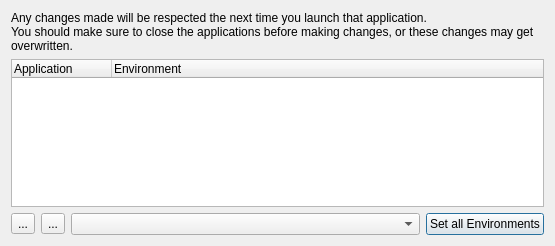
First picture: the form in blurdev/gui/dialogs/ui/managecoreprefsdialog.ui, repository blurstudio/PrEditor, before the edit.
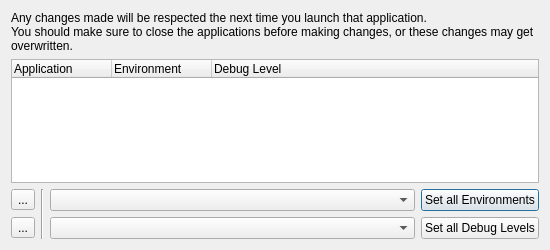
Second picture: the form after the edit. Custom widgets are drawn as their Qt base class.

Commit message: add debug level modification to manage app preferences dialog

Patch:
```diff
--- a/blurdev/gui/dialogs/ui/managecoreprefsdialog.ui
+++ b/blurdev/gui/dialogs/ui/managecoreprefsdialog.ui
@@ -6,14 +6,35 @@
    <rect>
     <x>0</x>
     <y>0</y>
-    <width>555</width>
-    <height>246</height>
+    <width>550</width>
+    <height>250</height>
    </rect>
   </property>
   <property name="windowTitle">
    <string>Manage Application's Treegrunt Environments</string>
   </property>
   <layout class="QGridLayout" name="gridLayout">
+   <item row="0" column="0" colspan="4">
+    <widget class="QLabel" name="label">
+     <property name="text">
+      <string>Any changes made will be respected the next time you launch that application.
+You should make sure to close the applications before making changes, or these changes may get overwritten.</string>
+     </property>
+     <property name="wordWrap">
+      <bool>true</bool>
+     </property>
+    </widget>
+   </item>
+   <item row="2" column="2">
+    <widget class="QComboBox" name="uiSetAllEnvDDL">
+     <property name="sizePolicy">
+      <sizepolicy hsizetype="Expanding" vsizetype="Fixed">
+       <horstretch>0</horstretch>
+       <verstretch>0</verstretch>
+      </sizepolicy>
+     </property>
+    </widget>
+   </item>
    <item row="1" column="0" colspan="4">
     <widget class="BlurTreeWidget" name="uiEnvironmentTREE">
      <property name="pyEnableGridDelegate" stdset="0">
@@ -29,16 +50,11 @@
        <string>Environment</string>
       </property>
      </column>
-    </widget>
-   </item>
-   <item row="2" column="2">
-    <widget class="QComboBox" name="uiSetAllDDL">
-     <property name="sizePolicy">
-      <sizepolicy hsizetype="Expanding" vsizetype="Fixed">
-       <horstretch>0</horstretch>
-       <verstretch>0</verstretch>
-      </sizepolicy>
-     </property>
+     <column>
+      <property name="text">
+       <string>Debug Level</string>
+      </property>
+     </column>
     </widget>
    </item>
    <item row="2" column="3">
@@ -48,6 +64,23 @@
      </property>
     </widget>
    </item>
+   <item row="3" column="2">
+    <widget class="QComboBox" name="uiSetAllDebugDDL">
+     <property name="sizePolicy">
+      <sizepolicy hsizetype="Expanding" vsizetype="Fixed">
+       <horstretch>0</horstretch>
+       <verstretch>0</verstretch>
+      </sizepolicy>
+     </property>
+    </widget>
+   </item>
+   <item row="3" column="3">
+    <widget class="QPushButton" name="uiSetAllDebugBTN">
+     <property name="text">
+      <string>Set all Debug Levels</string>
+     </property>
+    </widget>
+   </item>
    <item row="2" column="0">
     <widget class="QToolButton" name="uiRefreshBTN">
      <property name="text">
@@ -55,24 +88,20 @@
      </property>
     </widget>
    </item>
-   <item row="0" column="0" colspan="4">
-    <widget class="QLabel" name="label">
-     <property name="text">
-      <string>Any changes made will be respected the next time you launch that application.
-You should make sure to close the applications before making changes, or these changes may get overwritten.</string>
-     </property>
-     <property name="wordWrap">
-      <bool>true</bool>
-     </property>
-    </widget>
-   </item>
-   <item row="2" column="1">
+   <item row="3" column="0">
     <widget class="QToolButton" name="uiAddCoreBTN">
      <property name="text">
       <string>...</string>
      </property>
     </widget>
    </item>
+   <item row="2" column="1" rowspan="2">
+    <widget class="Line" name="line">
+     <property name="orientation">
+      <enum>Qt::Vertical</enum>
+     </property>
+    </widget>
+   </item>
   </layout>
  </widget>
  <customwidgets>
```
Left out of the diff: 25 changed lines with no effect on the pictures. The commit also changes 1 other file.
